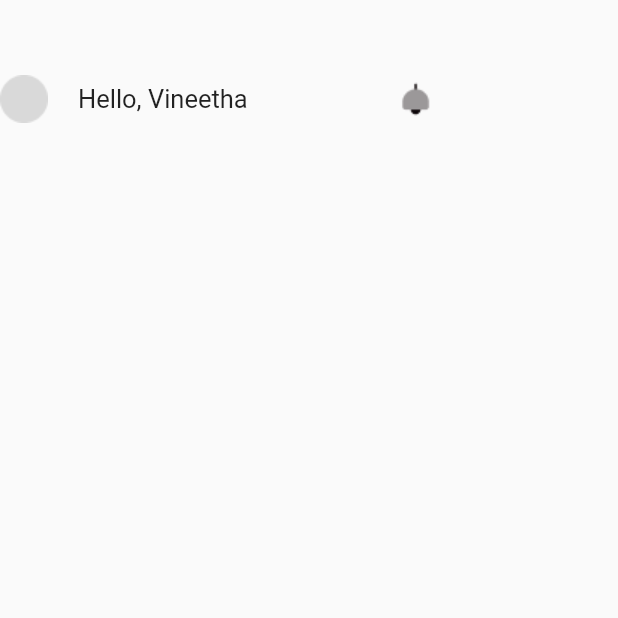
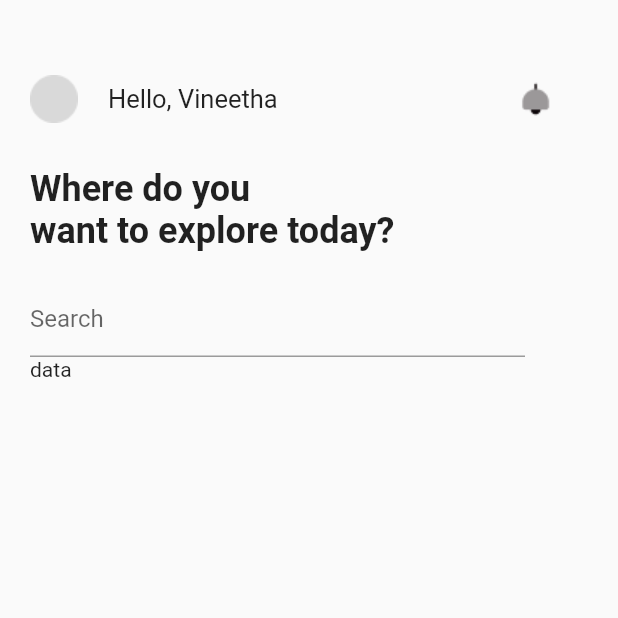
Before and after one commit to ziyad00/Travel-App, a Flutter app: the screen it shows after launch, on a phone screen of 412 x 824 dp, the top half of it. Run offline on Flutter 3.47's test engine with Material 2 defaults, Android fonts, the phone set to English and light mode, and no system bars.

```diff
--- a/lib/screens/home_screen.dart
+++ b/lib/screens/home_screen.dart
@@ -2,6 +2,7 @@ import 'package:flutter/material.dart';
 import 'package:flutter/src/widgets/container.dart';
 import 'package:flutter/src/widgets/framework.dart';
 import 'package:travel_app/widgets/app_bar.dart';
+import 'package:travel_app/widgets/seacrh.dart';
 
 class HomeScreen extends StatelessWidget {
   const HomeScreen({super.key});
@@ -9,14 +10,27 @@ class HomeScreen extends StatelessWidget {
   @override
   Widget build(BuildContext context) {
     return Scaffold(
-      body: Column(
+      body: Row(
         children: [
           SizedBox(
-            height: 50,
-            width: 100,
+            width: 20,
           ),
-          AppBarCustom(
-            name: 'Vineetha',
+          Column(
+            crossAxisAlignment: CrossAxisAlignment.start,
+            mainAxisAlignment: MainAxisAlignment.start,
+            children: [
+              SizedBox(
+                height: 50,
+              ),
+              AppBarCustom(
+                name: 'Vineetha',
+              ),
+              SizedBox(
+                height: 30,
+              ),
+              Search(),
+              Text("data"),
+            ],
           ),
         ],
       ),
--- a/lib/widgets/app_bar.dart
+++ b/lib/widgets/app_bar.dart
@@ -1,6 +1,4 @@
 import 'package:flutter/src/widgets/container.dart';
-import 'package:flutter/src/widgets/framework.dart';
-
 import 'package:flutter/material.dart';
 
 class AppBarCustom extends StatelessWidget {
@@ -9,19 +7,18 @@ class AppBarCustom extends StatelessWidget {
 
   @override
   Widget build(BuildContext context) {
-    return Container(
-        child: Row(
+    return Row(
       children: [
         Image.asset('images/Ellipse1.png'),
         SizedBox(
           width: 20,
         ),
         Text("Hello, ${name}", style: TextStyle(fontSize: 17)),
-        SizedBox(
-          width: 100,
+        Container(
+          padding: EdgeInsets.only(left: 160),
+          child: Image.asset('images/lamp.png'),
         ),
-        Image.asset('images/lamp.png'),
       ],
-    ));
+    );
   }
 }
--- /dev/null
+++ b/lib/widgets/seacrh.dart
@@ -0,0 +1,34 @@
+import 'package:flutter/material.dart';
+
+class Search extends StatelessWidget {
+  const Search({
+    Key? key,
+  }) : super(key: key);
+
+  @override
+  Widget build(BuildContext context) {
+    return Column(
+      mainAxisAlignment: MainAxisAlignment.start,
+      crossAxisAlignment: CrossAxisAlignment.start,
+      children: [
+        Text(
+          "Where do you \nwant to explore today?",
+          style: TextStyle(fontSize: 24, fontWeight: FontWeight.bold),
+        ),
+        SizedBox(
+          height: 20,
+        ),
+        Container(
+          height: 50,
+          width: 330,
+          child: TextField(
+            decoration: const InputDecoration(
+              border: UnderlineInputBorder(),
+              labelText: 'Search',
+            ),
+          ),
+        ),
+      ],
+    );
+  }
+}
```
